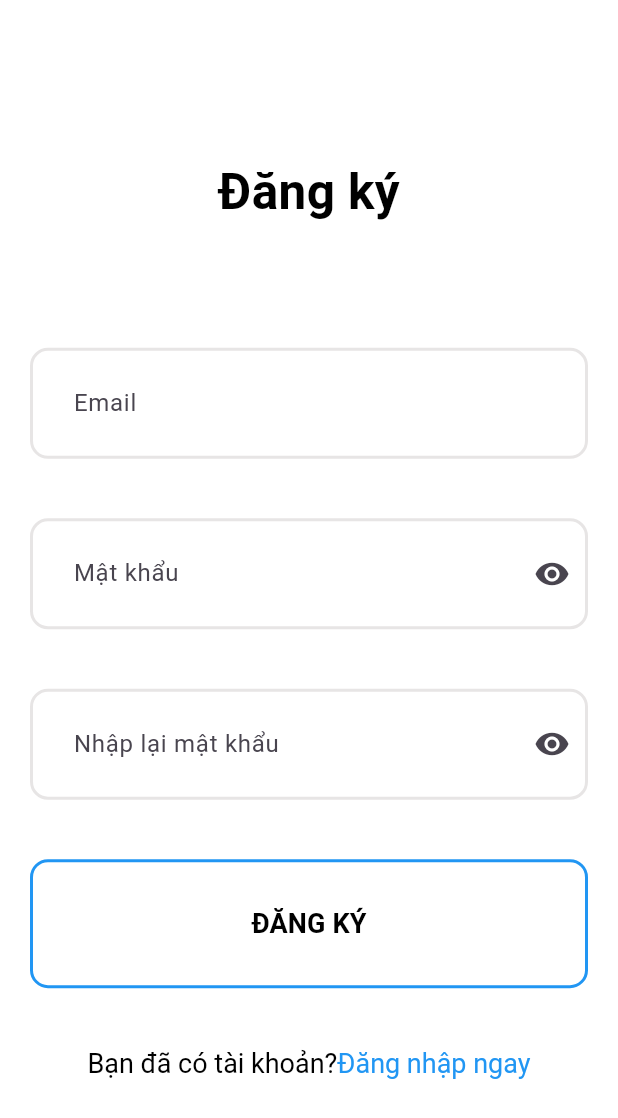
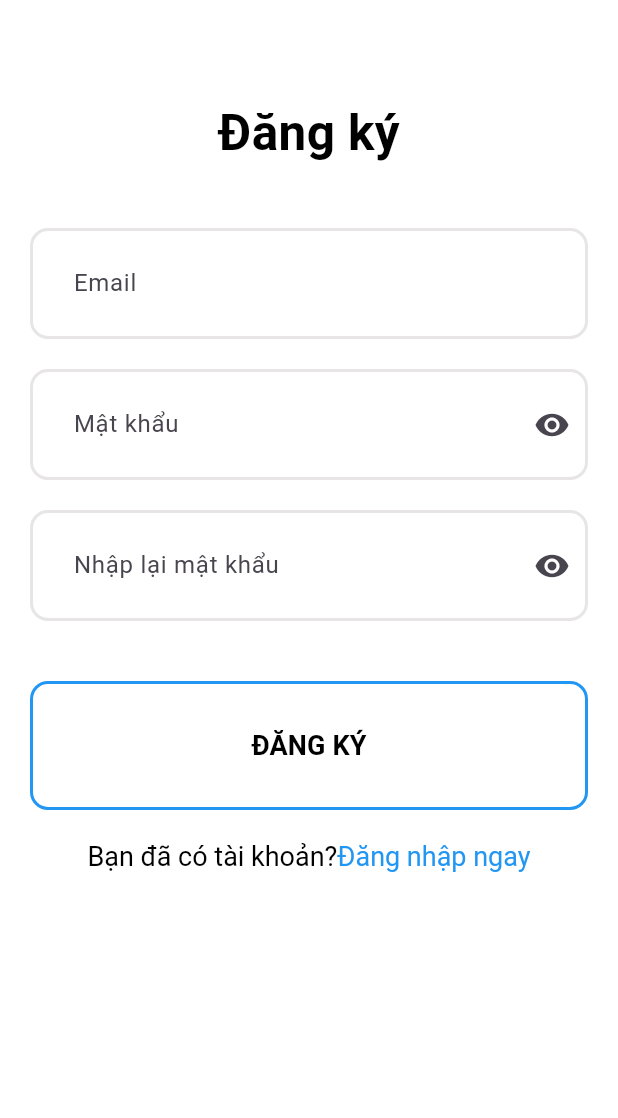
Before and after one commit to thanh2242003/English_App, a Flutter app: the RegisterScreen screen opened directly, on a phone screen of 412 x 824 dp. Shown: the top 1118 px of the screen. Run offline on Flutter 3.47's test engine with Material 3 defaults, Android fonts, the phone set to English and light mode, and no system bars; our stand-ins replace cloud_firestore, firebase_auth, firebase_core, flutter_tts, google_sign_in; accounts and stored records are empty; network calls fail.

Commit message:
SingleChildScrollView fix overflow, fix logic logout button

```diff
--- a/lib/presentation/screens/home_screen.dart
+++ b/lib/presentation/screens/home_screen.dart
@@ -21,7 +21,8 @@ class HomeScreen extends StatelessWidget {
           ),
           child: Scaffold(
             backgroundColor: Colors.transparent,
-            body: Center(
+            body: SingleChildScrollView(
+              child: Center(
                 child: Column(
                   //mainAxisAlignment: MainAxisAlignment.spaceBetween,
                   children: [
@@ -173,6 +174,7 @@ class HomeScreen extends StatelessWidget {
                   ],
                 ),
               ),
+            ),
 
             // Bottom navigation
             bottomNavigationBar: BottomNavigationBar(
--- a/lib/presentation/screens/register_screen.dart
+++ b/lib/presentation/screens/register_screen.dart
@@ -32,11 +32,11 @@ class _RegisterScreenState extends State<RegisterScreen> {
     return Scaffold(
       backgroundColor: Colors.white,
       body: SafeArea(
+        child: SingleChildScrollView(
           child: Container(
             width: double.infinity,
             margin: EdgeInsets.symmetric(horizontal: 20),
             child: Column(
-            mainAxisAlignment: MainAxisAlignment.spaceBetween,
               children: [
                 SizedBox(height: 65),
                 Text(
@@ -47,7 +47,7 @@ class _RegisterScreenState extends State<RegisterScreen> {
                     fontSize: 33,
                   ),
                 ),
-              SizedBox(height: 1),
+                SizedBox(height: 40),
                 //TextField Email
                 TextField(
                   controller: _emailController,
@@ -66,6 +66,7 @@ class _RegisterScreenState extends State<RegisterScreen> {
                     ),
                   ),
                 ),
+                SizedBox(height: 20,),
                 //TextField Mật khẩu
                 TextField(
                   controller: _passwordController,
@@ -95,6 +96,7 @@ class _RegisterScreenState extends State<RegisterScreen> {
                     ),
                   ),
                 ),
+                SizedBox(height: 20,),
                 TextField(
                   controller: _confirmController,
                   obscureText: _obscureConfirm,
@@ -123,6 +125,7 @@ class _RegisterScreenState extends State<RegisterScreen> {
                     ),
                   ),
                 ),
+                SizedBox(height: 40,),
                 SizedBox(
                   width: double.infinity,
                   child: MyButton(
@@ -183,6 +186,7 @@ class _RegisterScreenState extends State<RegisterScreen> {
                     },
                   ),
                 ),
+                SizedBox(height: 20,),
                 RichText(
                   text: TextSpan(
                     text: 'Bạn đã có tài khoản?',
@@ -206,8 +210,8 @@ class _RegisterScreenState extends State<RegisterScreen> {
                     ],
                   ),
                 ),
-              SizedBox(height: 65),
               ],
+            ),
           ),
         ),
       ),
```
Also changed, not shown: lib/presentation/screens/login_screen.dart (+8 -2 lines), lib/presentation/screens/settings_screen.dart (+8 -1 lines). Lines whose indentation alone changed are shown as unchanged.
